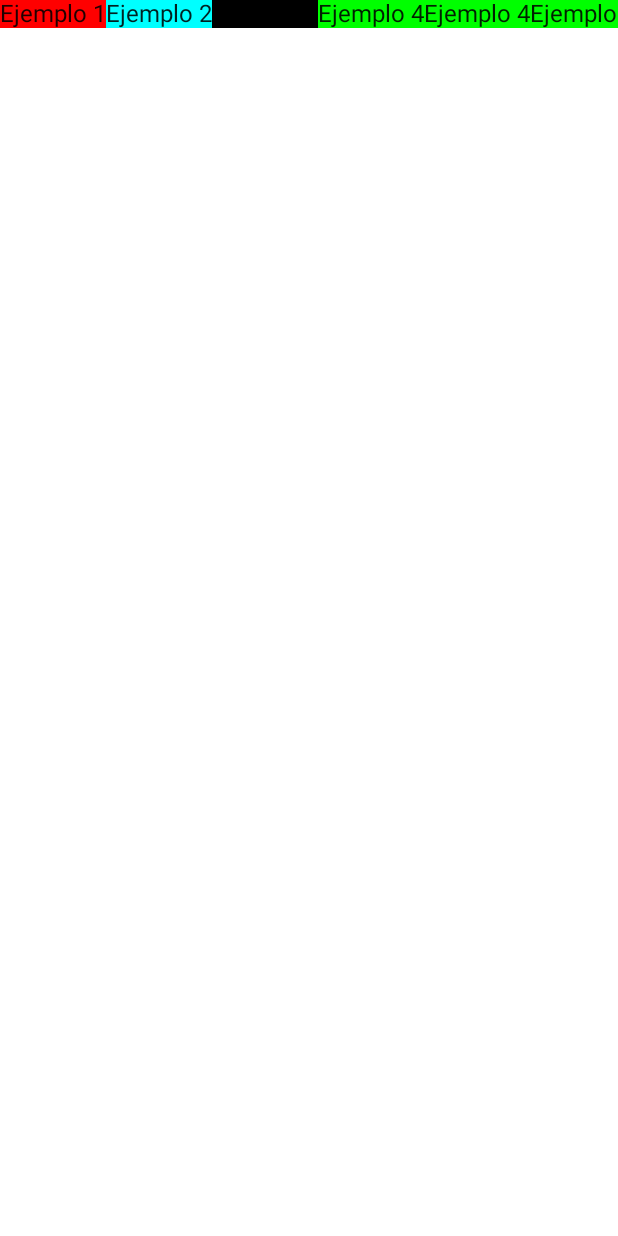
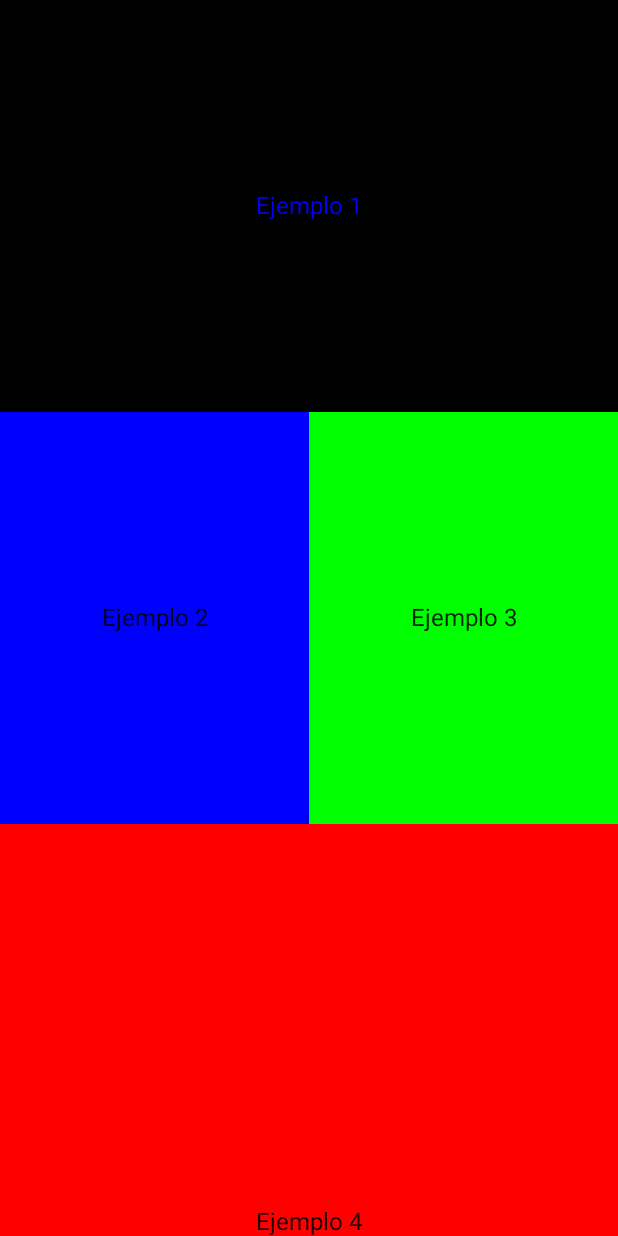
Before and after one commit to Drubico/curso-kotlin, an Android app built with Jetpack Compose: the @Preview function DefaultPreview, on a phone screen of 412 x 824 dp. Run offline under Robolectric (Android 15) with nearby library versions, the phone set to English and light mode, and no system bars.

Commit message:
Tarea 1 Realizada

```diff
--- a/JetpackComposeCatalogo/app/src/main/java/com/example/jetpackcomposecatalogo/MainActivity.kt
+++ b/JetpackComposeCatalogo/app/src/main/java/com/example/jetpackcomposecatalogo/MainActivity.kt
@@ -1,7 +1,6 @@
 package com.example.jetpackcomposecatalogo
 
 import android.os.Bundle
-import android.widget.HorizontalScrollView
 import androidx.activity.ComponentActivity
 import androidx.activity.compose.setContent
 import androidx.compose.foundation.background
@@ -16,10 +15,10 @@ import androidx.compose.runtime.Composable
 import androidx.compose.ui.Alignment
 import androidx.compose.ui.Modifier
 import androidx.compose.ui.graphics.Color
+import androidx.compose.ui.text.style.TextAlign
 import androidx.compose.ui.tooling.preview.Preview
 import androidx.compose.ui.unit.dp
 import com.example.jetpackcomposecatalogo.ui.theme.JetpackComposeCatalogoTheme
-import org.intellij.lang.annotations.JdkConstants.HorizontalAlignment
 
 class MainActivity : ComponentActivity() {
     override fun onCreate(savedInstanceState: Bundle?) {
@@ -36,6 +35,41 @@ class MainActivity : ComponentActivity() {
         }
     }
 }
+
+@Composable
+fun MyComplexLayout(){
+    Column(Modifier.fillMaxSize()) {
+        Box(modifier = Modifier
+            .fillMaxWidth()
+            .weight(1f)
+            .background(Color.Black), contentAlignment = Alignment.Center){
+            Text(text = "Ejemplo 1",color= Color.Blue)
+        }
+        Row(modifier = Modifier
+            .fillMaxWidth()
+            .weight(1f)){
+            Box(modifier = Modifier
+                .weight(1f)
+                .fillMaxHeight()
+                .background(Color.Blue),contentAlignment = Alignment.Center){
+                Text(text = "Ejemplo 2")
+            }
+            Box(modifier = Modifier
+                .weight(1f)
+                .fillMaxHeight()
+                .background(Color.Green), contentAlignment = Alignment.Center){
+                Text(text = "Ejemplo 3")
+            }
+        }
+        Box(modifier = Modifier
+            .fillMaxWidth()
+            .weight(1f)
+            .background(Color.Red), contentAlignment = Alignment.BottomCenter){
+            Text(text = "Ejemplo 4", textAlign = TextAlign.Center)
+        }
+    }
+}
+
 
 @Composable
 fun MyColumn() {
@@ -94,6 +128,7 @@ fun DefaultPreview() {
     JetpackComposeCatalogoTheme {
         // MyBox()
         // MyColumn()
-        MyRow()
+        // MyRow()
+        MyComplexLayout()
     }
 }
```
